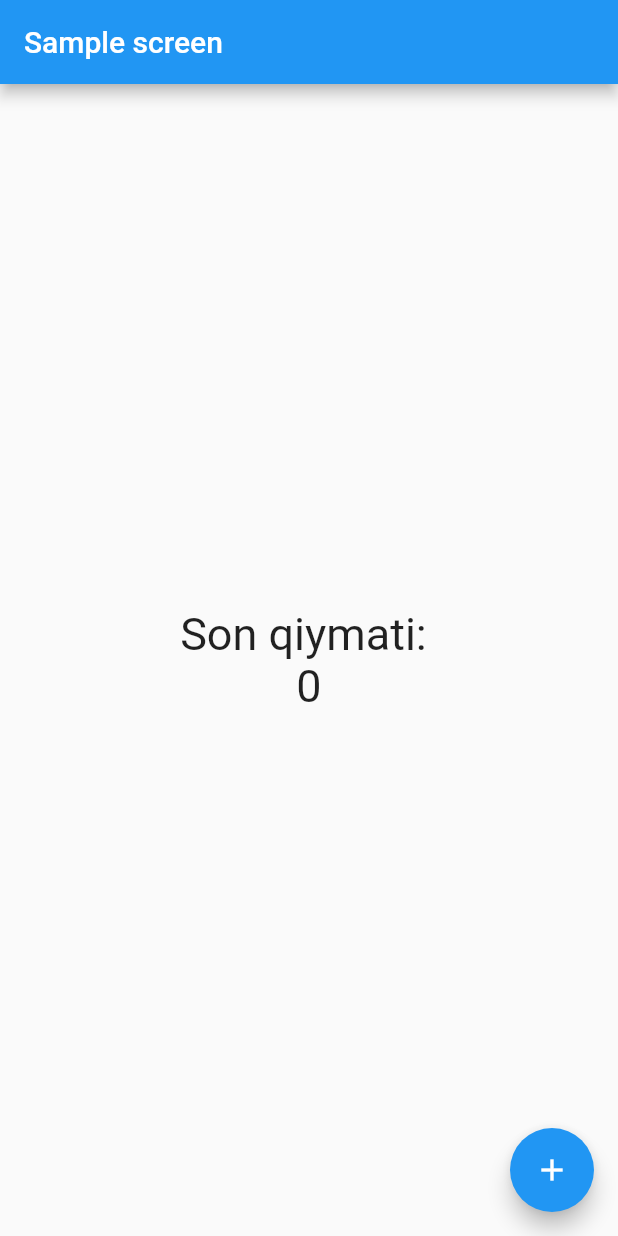
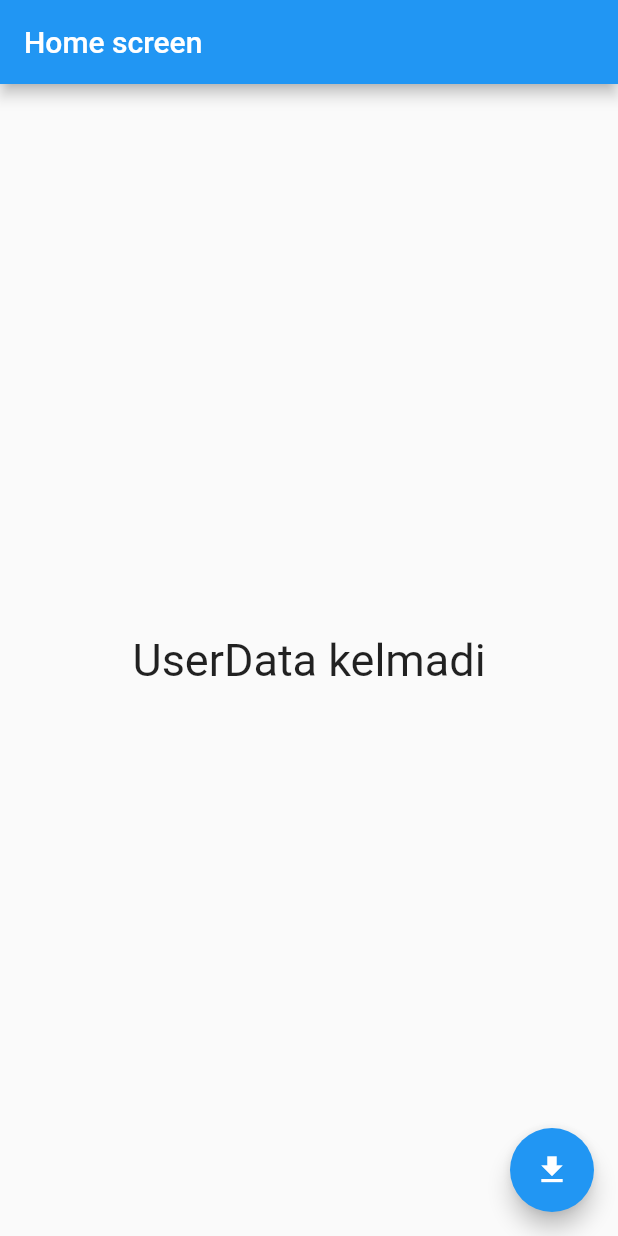
Before and after one commit to Abdumutalibovo/banking_app_API, a Flutter app: the screen it shows after launch, on a phone screen of 412 x 824 dp. Run offline on Flutter 3.47's test engine with Material 2 defaults, Android fonts, the phone set to English and light mode, and no system bars; accounts and stored records are empty.

Commit message:
add home page and user model done

```diff
--- a/lib/main.dart
+++ b/lib/main.dart
@@ -1,12 +1,19 @@
-import 'package:banking_app/ui/sample.dart';
+import 'package:banking_app/data/repositories/user_repository.dart';
+import 'package:banking_app/ui/home_page.dart';
 import 'package:banking_app/view_model/sample_model.dart';
+import 'package:banking_app/view_model/user_model.dart';
 import 'package:flutter/material.dart';
 import 'package:provider/provider.dart';
 
 void main() {
   runApp(
-    ChangeNotifierProvider(
-      create:(context)=>SampleModel(),
+    MultiProvider(
+      providers: [
+        ChangeNotifierProvider(
+          create: (context) => UserModel(userRepository: UserRepository()),
+        ),
+        ChangeNotifierProvider(create: (context) => SampleModel()),
+      ],
       child: const MyApp(),
     ),
   );
@@ -19,8 +26,8 @@ class MyApp extends StatelessWidget {
   Widget build(BuildContext context) {
     return MaterialApp(
       debugShowCheckedModeBanner: false,
-      title: 'Flutter Demo',
-      home: SampleScreen(),
+      title: 'Banking App',
+      home: HomeScreen(),
     );
   }
 }
--- /dev/null
+++ b/lib/ui/home_page.dart
@@ -0,0 +1,42 @@
+import 'package:banking_app/view_model/user_model.dart';
+import 'package:flutter/material.dart';
+import 'package:provider/provider.dart';
+
+import '../view_model/sample_model.dart';
+
+class HomeScreen extends StatelessWidget {
+  const HomeScreen({Key? key}) : super(key: key);
+
+  @override
+  Widget build(BuildContext context) {
+    return Scaffold(
+      appBar: AppBar(
+        title: Text(
+          "Home screen",
+        ),
+      ),
+      body: Center(
+        child: Consumer<UserModel>(
+          builder: (context, counter, child) => Column(
+            mainAxisAlignment: MainAxisAlignment.center,
+            children: [
+              counter.userData == null
+                  ? Text("UserData kelmadi",style: TextStyle(fontSize: 30),)
+                  : Text(counter.userData!.bankName.toString(),style: TextStyle(fontSize: 30),),
+              counter.isLoading
+                  ? CircularProgressIndicator()
+                  : const SizedBox(),
+            ],
+          ),
+        ),
+      ),
+      floatingActionButton: FloatingActionButton(
+        onPressed: () {
+          var counter = context.read<UserModel>();
+          counter.fetUserData();
+        },
+        child: Icon(Icons.download),
+      ),
+    );
+  }
+}
--- a/lib/view_model/user_model.dart
+++ b/lib/view_model/user_model.dart
@@ -0,0 +1,23 @@
+import 'package:banking_app/data/models/user_data.dart';
+import 'package:banking_app/data/repositories/user_repository.dart';
+import 'package:flutter/foundation.dart';
+
+class UserModel extends ChangeNotifier{
+
+  UserModel({required this.userRepository});
+
+  final UserRepository userRepository;
+
+  bool isLoading=false;
+
+  UserData? userData;
+
+  void fetUserData()async{
+    isLoading=true;
+    notifyListeners();
+    List<UserData> userData= await userRepository.getUser();
+    userData=userData;
+    isLoading=false;
+    notifyListeners();
+  }
+}
```
